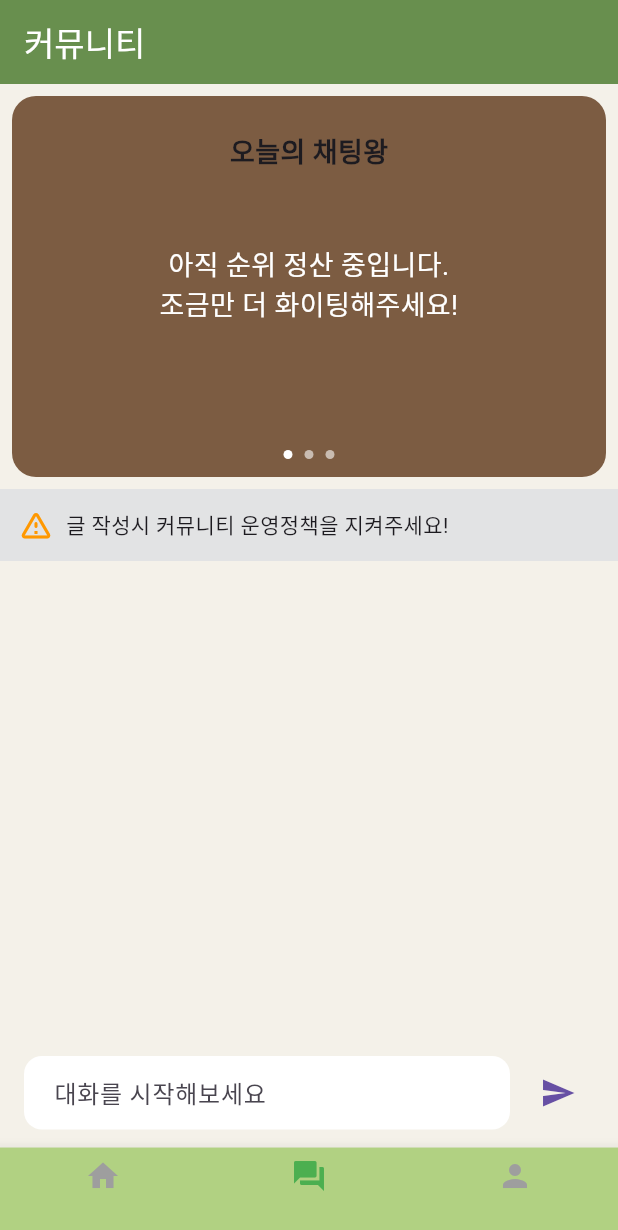
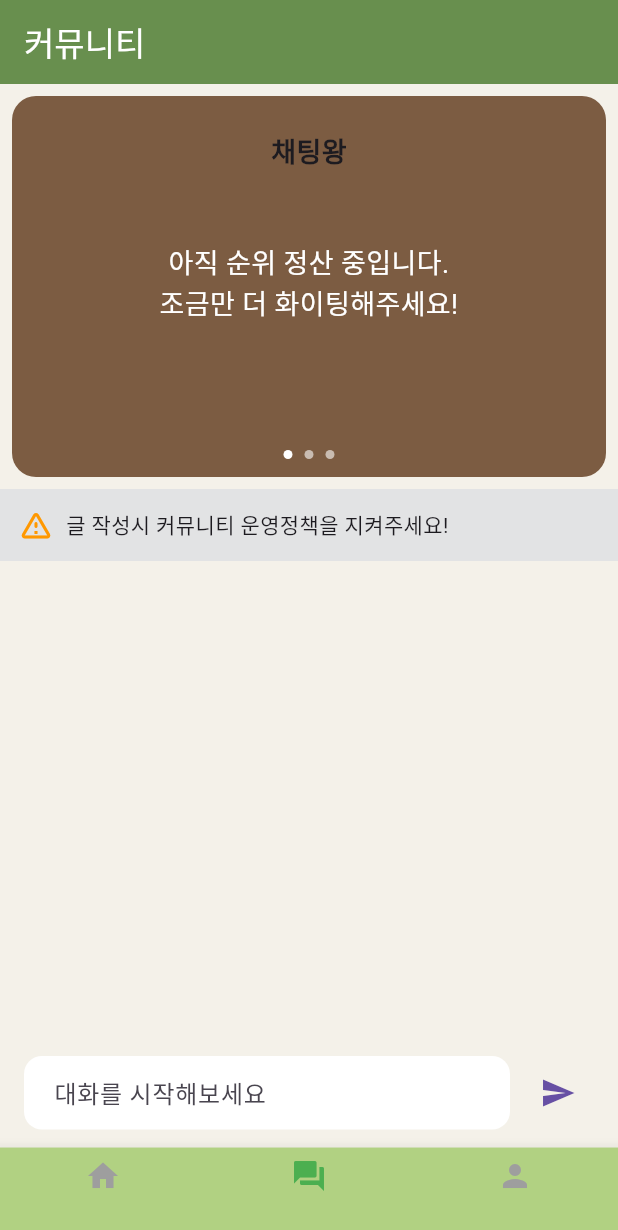
Before and after one commit to sparta-flutter-6th/gangaji-pul, a Flutter app: the BoardPage screen opened by its route, on a phone screen of 412 x 824 dp. Shown: the top 1230 px of the screen. Run offline on Flutter 3.47's test engine with Material 3 defaults, Android fonts, the phone set to English and light mode, and no system bars; drawn by our look-alikes of carousel_slider, smooth_page_indicator; our stand-ins replace cloud_firestore, firebase_analytics, firebase_auth, firebase_core, firebase_crashlytics, firebase_storage and 6 more; missing offline and left inert: tflite_flutter, yolo_helper; accounts and stored records are empty; generated files the repository leaves out were written again; network calls fail.

Commit message:
chore: 문구수정

```diff
--- a/lib/presentation/view/board_page/widget/ranking_board.dart
+++ b/lib/presentation/view/board_page/widget/ranking_board.dart
@@ -36,7 +36,7 @@ class _RankingBoardState extends ConsumerState<RankingBoard> {
     final likeRank = likeRankAsync.asData!.value;
     final postRank = postRankAsync.asData!.value;
 
-    final pageData = [(title: "오늘의 채팅왕", rankEntries: chatRank), (title: "좋아요왕", rankEntries: likeRank), (title: "산책왕", rankEntries: postRank)];
+    final pageData = [(title: "채팅왕", rankEntries: chatRank), (title: "좋아요왕", rankEntries: likeRank), (title: "산책왕", rankEntries: postRank)];
 
     return Stack(
       alignment: Alignment.bottomCenter,
```
